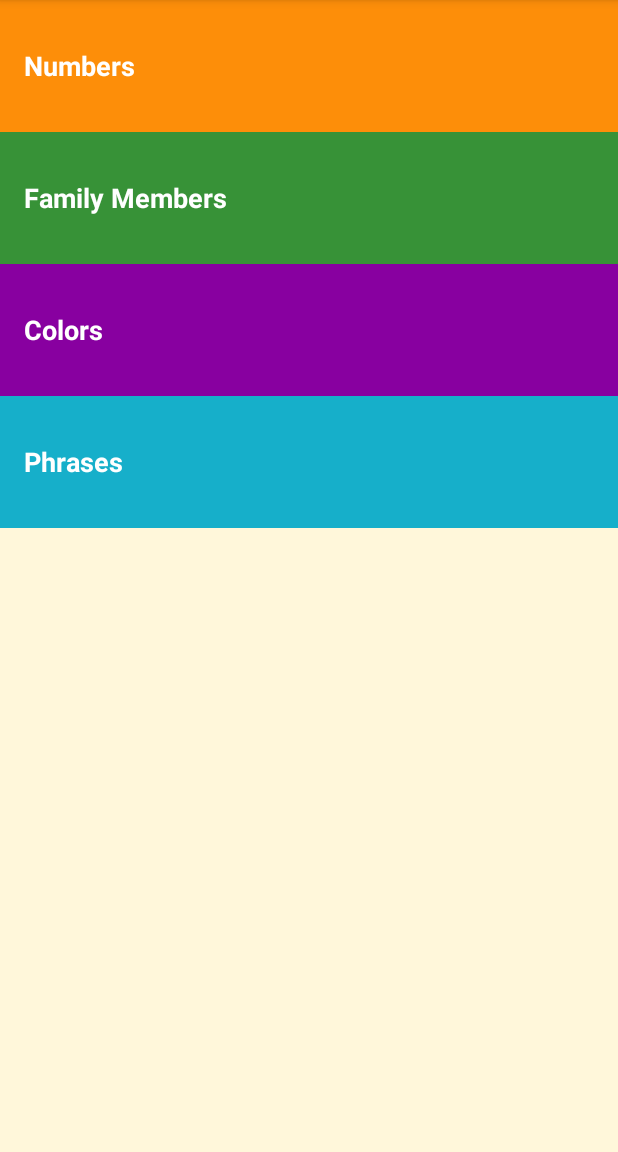
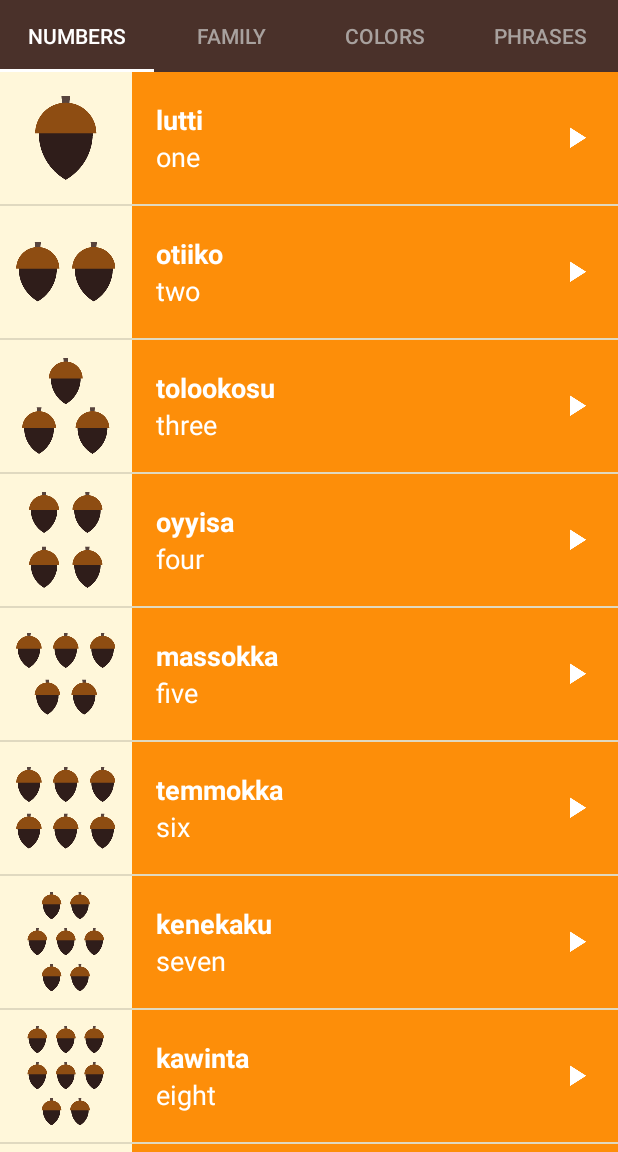
Before and after one commit to welnanick/Miwok-Translation, an Android app: the screen it shows after launch (MainActivity), on a phone screen of 412 x 824 dp, the part 84-1236 px from its top. Run offline under Robolectric (Android 15) with nearby library versions, the light colour scheme and no system bars.

Commit message:
master: Lesson 7 changes. Final version of App.

```diff
--- /dev/null
+++ b/app/src/main/java/com/example/android/miwok/CategoryAdapter.java
@@ -0,0 +1,61 @@
+package com.example.android.miwok;
+
+import android.content.Context;
+import android.support.annotation.Nullable;
+import android.support.v4.app.Fragment;
+import android.support.v4.app.FragmentManager;
+import android.support.v4.app.FragmentPagerAdapter;
+
+class CategoryAdapter extends FragmentPagerAdapter {
+
+    Context context;
+
+    public CategoryAdapter(Context context, FragmentManager fm) {
+
+        super(fm);
+        this.context = context;
+
+    }
+
+    @Override
+    public Fragment getItem(int position) {
+
+        switch (position) {
+
+            case 0:
+                return new NumbersFragment();
+            case 1:
+                return new FamilyFragment();
+            case 2:
+                return new ColorsFragment();
+            default:
+                return new PhraseFragment();
+
+        }
+
+    }
+
+    @Override
+    public int getCount() {
+
+        return 4;
+
+    }
+
+    @Nullable
+    @Override
+    public CharSequence getPageTitle(int position) {
+        switch (position) {
+
+            case 0:
+                return context.getString(R.string.category_numbers);
+            case 1:
+                return context.getString(R.string.category_family);
+            case 2:
+                return context.getString(R.string.category_colors);
+            default:
+                return context.getString(R.string.category_phrases);
+
+        }
+    }
+}
--- a/app/src/main/java/com/example/android/miwok/PhraseActivity.java
+++ b/app/src/main/java/com/example/android/miwok/FamilyFragment.java
@@ -1,18 +1,24 @@
 package com.example.android.miwok;
+
 
 import android.content.Context;
 import android.media.AudioManager;
 import android.media.MediaPlayer;
 import android.os.Bundle;
-import android.support.v7.app.AppCompatActivity;
+import android.support.v4.app.Fragment;
+import android.view.LayoutInflater;
 import android.view.View;
+import android.view.ViewGroup;
 import android.widget.AdapterView;
 import android.widget.ListView;
 
 import java.util.ArrayList;
 import java.util.List;
 
-public class PhraseActivity extends AppCompatActivity {
+/**
+ * A simple {@link Fragment} subclass.
+ */
+public class FamilyFragment extends Fragment {
 
     MediaPlayer mediaPlayer;
     private AudioManager mAudioManager;
@@ -54,34 +60,39 @@ public class PhraseActivity extends AppCompatActivity {
         }
     };
 
+
+    public FamilyFragment() {
+        // Required empty public constructor
+    }
+
+
     @Override
-    protected void onCreate(Bundle savedInstanceState) {
+    public View onCreateView(LayoutInflater inflater, ViewGroup container, Bundle savedInstanceState) {
 
-        super.onCreate(savedInstanceState);
-        setContentView(R.layout.word_list);
+        View rootView = inflater.inflate(R.layout.word_list, container, false);
 
-        mAudioManager = (AudioManager) this.getSystemService(Context.AUDIO_SERVICE);
+        mAudioManager = (AudioManager) getActivity().getSystemService(Context.AUDIO_SERVICE);
 
         final List<Word> words = new ArrayList<>();
 
-        words.add(new Word("Where are you going?", "minto wuksus", R.raw.phrase_where_are_you_going));
-        words.add(new Word("What is your name?", "tinnә oyaase'nә", R.raw.phrase_what_is_your_name));
-        words.add(new Word("My name is...", "oyaaset...", R.raw.phrase_my_name_is));
-        words.add(new Word("How are you feeling?", "michәksәs?", R.raw.phrase_how_are_you_feeling));
-        words.add(new Word("I’m feeling good.", "kuchi achit", R.raw.phrase_im_feeling_good));
-        words.add(new Word("Are you coming?", "әәnәs'aa?", R.raw.phrase_are_you_coming));
-        words.add(new Word("Yes, I’m coming.", "hәә’ әәnәm", R.raw.phrase_yes_im_coming));
-        words.add(new Word("I’m coming.", "әәnәm", R.raw.phrase_im_coming));
-        words.add(new Word("Let’s go.", "yoowutis", R.raw.phrase_lets_go));
-        words.add(new Word("Come here.", "әnni'nem", R.raw.phrase_come_here));
+        words.add(new Word("father", "әpә", R.drawable.family_father, R.raw.family_father));
+        words.add(new Word("mother", "әṭa", R.drawable.family_mother, R.raw.family_mother));
+        words.add(new Word("son", "angsi", R.drawable.family_son, R.raw.family_son));
+        words.add(new Word("daughter", "tune", R.drawable.family_daughter, R.raw.family_daughter));
+        words.add(new Word("older brother", "taachi", R.drawable.family_older_brother, R.raw.family_older_brother));
+        words.add(new Word("younger brother", "chalitti", R.drawable.family_younger_brother, R.raw.family_younger_brother));
+        words.add(new Word("older sister", "teṭe", R.drawable.family_older_sister, R.raw.family_older_sister));
+        words.add(new Word("younger sister", "kolliti", R.drawable.family_younger_sister, R.raw.family_younger_sister));
+        words.add(new Word("grandmother", "ama", R.drawable.family_grandmother, R.raw.family_grandmother));
+        words.add(new Word("grandfather", "paapa", R.drawable.family_grandfather, R.raw.family_grandfather));
         // Create an {@link WordAdapter}, whose data source is a list of {@link Word}s. The
         // adapter knows how to create list items for each item in the list.
-        WordAdapter adapter = new WordAdapter(this, words, R.color.category_phrases);
+        WordAdapter adapter = new WordAdapter(getActivity(), words, R.color.category_family);
 
         // Find the {@link ListView} object in the view hierarchy of the {@link Activity}.
         // There should be a {@link ListView} with the view ID called list, which is declared in the
         // word_list.xml file.
-        ListView listView = findViewById(R.id.list);
+        ListView listView = rootView.findViewById(R.id.list);
 
         // Make the {@link ListView} use the {@link WordAdapter} we created above, so that the
         // {@link ListView} will display list items for each {@link Word} in the list.
@@ -103,7 +114,7 @@ public class PhraseActivity extends AppCompatActivity {
 
                     // Create and setup the {@link MediaPlayer} for the audio resource associated
                     // with the current word
-                    mediaPlayer = MediaPlayer.create(PhraseActivity.this, currentWord.getAudioResourceId());
+                    mediaPlayer = MediaPlayer.create(getActivity(), currentWord.getAudioResourceId());
 
                     // Start the audio file
                     mediaPlayer.start();
@@ -115,6 +126,15 @@ public class PhraseActivity extends AppCompatActivity {
 
             }
         });
+
+        return rootView;
+    }
+
+    @Override
+    public void onStop() {
+
+        super.onStop();
+        releaseMediaPlayer();
 
     }
 
@@ -141,10 +161,4 @@ public class PhraseActivity extends AppCompatActivity {
 
     }
 
-    @Override
-    protected void onStop() {
-        super.onStop();
-        releaseMediaPlayer();
-
-    }
 }
--- a/app/src/main/java/com/example/android/miwok/MainActivity.java
+++ b/app/src/main/java/com/example/android/miwok/MainActivity.java
@@ -15,65 +15,32 @@
  */
 package com.example.android.miwok;
 
-import android.content.Intent;
 import android.os.Bundle;
+import android.support.design.widget.TabLayout;
+import android.support.v4.view.ViewPager;
 import android.support.v7.app.AppCompatActivity;
-import android.view.View;
-import android.widget.TextView;
 
 public class MainActivity extends AppCompatActivity {
 
     @Override
     protected void onCreate(Bundle savedInstanceState) {
+
         super.onCreate(savedInstanceState);
 
         // Set the content of the activity to use the activity_main.xml layout file
         setContentView(R.layout.activity_main);
 
-        TextView numbers = findViewById(R.id.numbers);
-        TextView family = findViewById(R.id.family);
-        TextView colors = findViewById(R.id.colors);
-        TextView phrases = findViewById(R.id.phrases);
+        // Find the view pager that will allow the user to swipe between fragments
+        ViewPager viewPager = findViewById(R.id.viewpager);
 
-        // Set a click listener on that View
-        numbers.setOnClickListener(new View.OnClickListener() {
-            // The code in this method will be executed when the numbers View is clicked on.
-            @Override
-            public void onClick(View view) {
-                Intent numbersIntent = new Intent(MainActivity.this, NumbersActivity.class);
-                startActivity(numbersIntent);
-            }
-        });
+        // Create an adapter that knows which fragment should be shown on each page
+        CategoryAdapter adapter = new CategoryAdapter(this, getSupportFragmentManager());
 
-        // Set a click listener on that View
-        family.setOnClickListener(new View.OnClickListener() {
-            // The code in this method will be executed when the numbers View is clicked on.
-            @Override
-            public void onClick(View view) {
-                Intent numbersIntent = new Intent(MainActivity.this, FamilyActivity.class);
-                startActivity(numbersIntent);
-            }
-        });
+        // Set the adapter onto the view pager
+        viewPager.setAdapter(adapter);
 
-        // Set a click listener on that View
-        colors.setOnClickListener(new View.OnClickListener() {
-            // The code in this method will be executed when the numbers View is clicked on.
-            @Override
-            public void onClick(View view) {
-                Intent numbersIntent = new Intent(MainActivity.this, ColorsActivity.class);
-                startActivity(numbersIntent);
-            }
-        });
-
-        // Set a click listener on that View
-        phrases.setOnClickListener(new View.OnClickListener() {
-            // The code in this method will be executed when the numbers View is clicked on.
-            @Override
-            public void onClick(View view) {
-                Intent numbersIntent = new Intent(MainActivity.this, PhraseActivity.class);
-                startActivity(numbersIntent);
-            }
-        });
+        TabLayout tabLayout = findViewById(R.id.sliding_tabs);
+        tabLayout.setupWithViewPager(viewPager);
 
     }
 
--- a/app/src/main/java/com/example/android/miwok/FamilyActivity.java
+++ b/app/src/main/java/com/example/android/miwok/NumbersFragment.java
@@ -4,17 +4,22 @@ import android.content.Context;
 import android.media.AudioManager;
 import android.media.MediaPlayer;
 import android.os.Bundle;
-import android.support.v7.app.AppCompatActivity;
+import android.support.v4.app.Fragment;
+import android.view.LayoutInflater;
 import android.view.View;
+import android.view.ViewGroup;
 import android.widget.AdapterView;
 import android.widget.ListView;
 
 import java.util.ArrayList;
 import java.util.List;
 
-public class FamilyActivity extends AppCompatActivity {
+public class NumbersFragment extends Fragment {
 
     MediaPlayer mediaPlayer;
+    /**
+     * Handles audio focus when playing a sound file
+     */
     private AudioManager mAudioManager;
 
     /**
@@ -54,34 +59,41 @@ public class FamilyActivity extends AppCompatActivity {
         }
     };
 
+    public NumbersFragment() {
+        // Required empty public constructor
+    }
+
     @Override
-    protected void onCreate(Bundle savedInstanceState) {
+    public View onCreateView(LayoutInflater inflater, ViewGroup container,
+                             Bundle savedInstanceState) {
+        // Inflate the layout for this fragment
 
-        super.onCreate(savedInstanceState);
-        setContentView(R.layout.word_list);
+        View rootView = inflater.inflate(R.layout.word_list, container, false);
 
-        mAudioManager = (AudioManager) this.getSystemService(Context.AUDIO_SERVICE);
+        // Create and setup the {@link AudioManager} to request audio focus
+        mAudioManager = (AudioManager) getActivity().getSystemService(Context.AUDIO_SERVICE);
 
         final List<Word> words = new ArrayList<>();
 
-        words.add(new Word("father", "әpә", R.drawable.family_father, R.raw.family_father));
-        words.add(new Word("mother", "әṭa", R.drawable.family_mother, R.raw.family_mother));
-        words.add(new Word("son", "angsi", R.drawable.family_son, R.raw.family_son));
-        words.add(new Word("daughter", "tune", R.drawable.family_daughter, R.raw.family_daughter));
-        words.add(new Word("older brother", "taachi", R.drawable.family_older_brother, R.raw.family_older_brother));
-        words.add(new Word("younger brother", "chalitti", R.drawable.family_younger_brother, R.raw.family_younger_brother));
-        words.add(new Word("older sister", "teṭe", R.drawable.family_older_sister, R.raw.family_older_sister));
-        words.add(new Word("younger sister", "kolliti", R.drawable.family_younger_sister, R.raw.family_younger_sister));
-        words.add(new Word("grandmother", "ama", R.drawable.family_grandmother, R.raw.family_grandmother));
-        words.add(new Word("grandfather", "paapa", R.drawable.family_grandfather, R.raw.family_grandfather));
+        words.add(new Word("one", "lutti", R.drawable.number_one, R.raw.number_one));
+        words.add(new Word("two", "otiiko", R.drawable.number_two, R.raw.number_two));
+        words.add(new Word("three", "tolookosu", R.drawable.number_three, R.raw.number_three));
+        words.add(new Word("four", "oyyisa", R.drawable.number_four, R.raw.number_four));
+        words.add(new Word("five", "massokka", R.drawable.number_five, R.raw.number_five));
+        words.add(new Word("six", "temmokka", R.drawable.number_six, R.raw.number_six));
+        words.add(new Word("seven", "kenekaku", R.drawable.number_seven, R.raw.number_seven));
+        words.add(new Word("eight", "kawinta", R.drawable.number_eight, R.raw.number_eight));
+        words.add(new Word("nine", "wo’e", R.drawable.number_nine, R.raw.number_nine));
+        words.add(new Word("ten", "na’aacha", R.drawable.number_ten, R.raw.number_ten));
+
         // Create an {@link WordAdapter}, whose data source is a list of {@link Word}s. The
         // adapter knows how to create list items for each item in the list.
-        WordAdapter adapter = new WordAdapter(this, words, R.color.category_family);
+        WordAdapter adapter = new WordAdapter(getActivity(), words, R.color.category_numbers);
 
         // Find the {@link ListView} object in the view hierarchy of the {@link Activity}.
         // There should be a {@link ListView} with the view ID called list, which is declared in the
-        // word_list.xml file.
-        ListView listView = findViewById(R.id.list);
+        // word_listyout file.
+        ListView listView = rootView.findViewById(R.id.list);
 
         // Make the {@link ListView} use the {@link WordAdapter} we created above, so that the
         // {@link ListView} will display list items for each {@link Word} in the list.
@@ -103,7 +115,7 @@ public class FamilyActivity extends AppCompatActivity {
 
                     // Create and setup the {@link MediaPlayer} for the audio resource associated
                     // with the current word
-                    mediaPlayer = MediaPlayer.create(FamilyActivity.this, currentWord.getAudioResourceId());
+                    mediaPlayer = MediaPlayer.create(getActivity(), currentWord.getAudioResourceId());
 
                     // Start the audio file
                     mediaPlayer.start();
@@ -116,6 +128,15 @@ public class FamilyActivity extends AppCompatActivity {
             }
         });
 
+        return rootView;
+    }
+
+    @Override
+    public void onStop() {
+
+        super.onStop();
+
+        releaseMediaPlayer();
     }
 
     /**
@@ -140,12 +161,4 @@ public class FamilyActivity extends AppCompatActivity {
         }
 
     }
-
-    @Override
-    protected void onStop() {
-        super.onStop();
-        releaseMediaPlayer();
-
-    }
-
 }
--- a/app/src/main/res/layout/activity_main.xml
+++ b/app/src/main/res/layout/activity_main.xml
@@ -3,64 +3,19 @@
     xmlns:tools="http://schemas.android.com/tools"
     android:layout_width="match_parent"
     android:layout_height="match_parent"
-    android:background="@color/tan_background"
+    android:background="@color/primary_color"
     android:orientation="vertical"
     tools:context="com.example.android.miwok.MainActivity">
 
-    <!-- Numbers category -->
-    <FrameLayout
+    <android.support.design.widget.TabLayout
+        android:id="@+id/sliding_tabs"
+        style="@style/CategoryTab"
         android:layout_width="match_parent"
-        android:layout_height="wrap_content"
-        android:background="@color/category_numbers">
+        android:layout_height="wrap_content" />
 
-        <TextView
-            android:id="@+id/numbers"
-            style="@style/CategoryStyle"
-            android:background="?android:attr/selectableItemBackground"
-            android:text="@string/category_numbers" />
-
-    </FrameLayout>
-
-    <!-- Family category -->
-    <FrameLayout
+    <android.support.v4.view.ViewPager
+        android:id="@+id/viewpager"
         android:layout_width="match_parent"
-        android:layout_height="wrap_content"
-        android:background="@color/category_family">
-
-        <TextView
-            android:id="@+id/family"
-            style="@style/CategoryStyle"
-            android:background="?android:attr/selectableItemBackground"
-            android:text="@string/category_family" />
-
-    </FrameLayout>
-
-    <!-- Colors category -->
-    <FrameLayout
-        android:layout_width="match_parent"
-        android:layout_height="wrap_content"
-        android:background="@color/category_colors">
-
-        <TextView
-            android:id="@+id/colors"
-            style="@style/CategoryStyle"
-            android:background="?android:attr/selectableItemBackground"
-            android:text="@string/category_colors" />
-
-    </FrameLayout>
-
-    <!-- Phrases category -->
-    <FrameLayout
-        android:layout_width="match_parent"
-        android:layout_height="wrap_content"
-        android:background="@color/category_phrases">
-
-        <TextView
-            android:id="@+id/phrases"
-            style="@style/CategoryStyle"
-            android:background="?android:attr/selectableItemBackground"
-            android:text="@string/category_phrases" />
-
-    </FrameLayout>
+        android:layout_height="match_parent" />
 
 </LinearLayout>
--- a/app/src/main/res/layout/word_list.xml
+++ b/app/src/main/res/layout/word_list.xml
@@ -1,10 +1,8 @@
 <?xml version="1.0" encoding="utf-8"?>
 <ListView xmlns:android="http://schemas.android.com/apk/res/android"
-    xmlns:tools="http://schemas.android.com/tools"
     android:id="@+id/list"
     android:layout_width="match_parent"
     android:layout_height="match_parent"
     android:background="@color/tan_background"
     android:drawSelectorOnTop="true"
-    android:orientation="vertical"
-    tools:context="com.example.android.miwok.NumbersActivity" />
+    android:orientation="vertical" />
--- a/app/src/main/res/values/strings.xml
+++ b/app/src/main/res/values/strings.xml
@@ -26,6 +26,9 @@
     <string name="category_numbers">Numbers</string>
 
     <!-- Category name for the vocabulary words for family members [CHAR LIMIT=20] -->
-    <string name="category_family">Family Members</string>
+    <string name="category_family">Family</string>
     <string name="phrase_image_content_description">Image that represents the phrase</string>
+
+    <!-- TODO: Remove or change this placeholder text -->
+    <string name="hello_blank_fragment">Hello blank fragment</string>
 </resources>
--- a/app/src/main/res/values/styles.xml
+++ b/app/src/main/res/values/styles.xml
@@ -18,6 +18,8 @@
     <style name="AppTheme" parent="Theme.AppCompat.Light.DarkActionBar">
         <item name="colorPrimary">@color/primary_color</item>
         <item name="colorPrimaryDark">@color/primary_dark_color</item>
+        <item name="actionBarStyle">@style/MiwokAppBarStyle</item>
+        <item name="android:windowContentOverlay">@null</item>
     </style>
 
     <!-- Style for a category of vocabulary words -->
@@ -30,4 +32,22 @@
         <item name="android:textStyle">bold</item>
         <item name="android:textAppearance">?android:textAppearanceMedium</item>
     </style>
+
+    <!-- App bar style -->
+    <style name="MiwokAppBarStyle" parent="Widget.AppCompat.Light.ActionBar.Solid.Inverse">
+        <!-- Remove the shadow below the app bar -->
+        <item name="elevation">0dp</item>
+    </style>
+
+    <!-- Style for a tab that displays a category name -->
+    <style name="CategoryTab" parent="Widget.Design.TabLayout">
+        <item name="tabIndicatorColor">@android:color/white</item>
+        <item name="tabSelectedTextColor">@android:color/white</item>
+        <item name="tabTextAppearance">@style/CategoryTabTextAppearance</item>
+    </style>
+
+    <!-- Text appearance style for a category tab -->
+    <style name="CategoryTabTextAppearance" parent="TextAppearance.Design.Tab">
+        <item name="android:textColor">#A8A19E</item>
+    </style>
 </resources>
```
Also changed, not shown: app/src/main/AndroidManifest.xml (+0 -12 lines), app/src/main/java/com/example/android/miwok/ColorsFragment.java (renamed from app/src/main/java/com/example/android/miwok/ColorsActivity.java, +30 -16 lines), app/src/main/java/com/example/android/miwok/PhraseFragment.java (renamed from app/src/main/java/com/example/android/miwok/NumbersActivity.java, +39 -33 lines).
